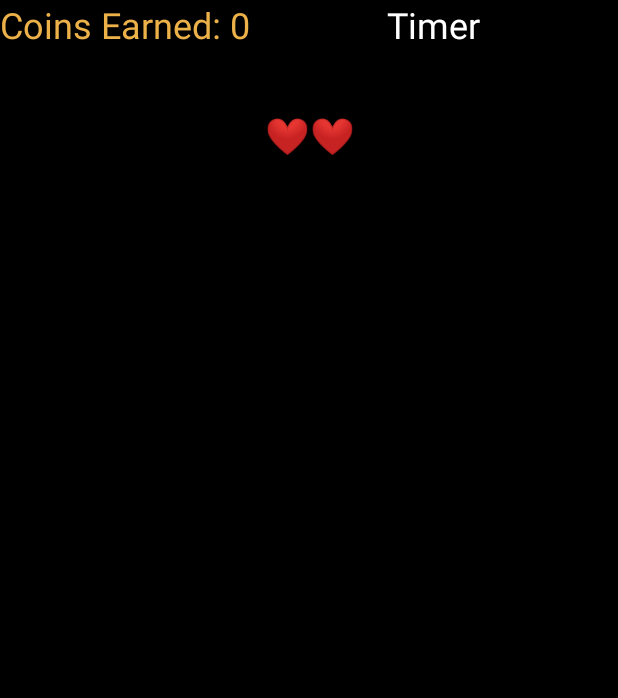
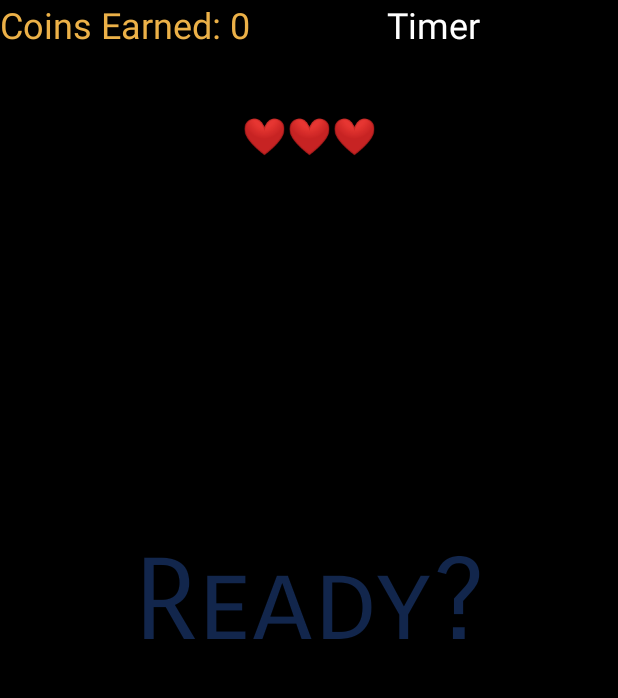
Before and after one commit to QwertycowMoo/cs125-final-project, an Android app: the GameActivity screen opened directly, with no data from a screen before it, on a phone screen of 412 x 824 dp, the part 84-782 px from its top. Run offline under Robolectric (Android 15) with nearby library versions, the phone set to English and light mode, and no system bars.

Commit message:
Coins for game and Ready Screen

```diff
--- a/app/src/main/java/com/example/cs125_final_project/GameActivity.java
+++ b/app/src/main/java/com/example/cs125_final_project/GameActivity.java
@@ -23,8 +23,6 @@ public class GameActivity extends AppCompatActivity {
     private TextView txtPassFail;
     /**layout containting the pass fail message */
     private LinearLayout layPassFail;
-    /**difficulty determines time/may get set to the minigame through an intent to change the game */
-    private int difficulty;
 
     /**lives*/
     private int lives;
@@ -33,11 +31,6 @@ public class GameActivity extends AppCompatActivity {
 
     /**coins*/
     private int coins;
-
-    public final static int EASY = 1;
-    public final static int MEDIUM = 2;
-    public final static int HARD = 3;
-    public final static int MP2 = 4;
     public final static int SLIDE_CHANGE_GAME_REQ_CODE = 0;
     /**colors*/
     public final static int COLOR_GREEN = 0xff00ff00;
@@ -59,11 +52,13 @@ public class GameActivity extends AppCompatActivity {
         txtLives = findViewById(R.id.txtLives);
 
         //Set up lives and coins
-        lives = 2;
+        lives = 3;
         updateLives();
         coins = 0;
 
-        difficulty = EASY;
+        layPassFail.setVisibility(View.VISIBLE);
+        txtPassFail.setTextColor(getResources().getColor(R.color.topGradient));
+        txtPassFail.setText("Ready?");
         CountDownTimer timer = new CountDownTimer(passFailTimerMillisLeft, 1000) {
             @Override
             public void onTick(long l) {
@@ -83,7 +78,6 @@ public class GameActivity extends AppCompatActivity {
 
             }
         }.start();
-        //startNewMiniGame();
     }
 
     /**
@@ -99,7 +93,7 @@ public class GameActivity extends AppCompatActivity {
             // Do something that depends on the result of that request
             boolean success = data.getBooleanExtra("success", false);
             if (success) {
-                coins += 1 * difficulty;
+                coins += 1;
                 txtPassFail.setTextColor(COLOR_GREEN);
                 txtPassFail.setText("Pass :)");
             } else {
@@ -136,13 +130,9 @@ public class GameActivity extends AppCompatActivity {
 
     }
 
-    private void updateCoins() {
-        switch(coins) {
-            case 1:
-                txtCoins.setText(coins + " Challen Coin");
-            default:
-                txtCoins.setText(coins + " Challen Coins");
-        }
+    private int updateCoins() {
+        txtCoins.setText(String.format(Locale.getDefault(),"Coins Earned: %d", coins));
+        return coins;
     }
 
     private void startNewMiniGame() {
```
